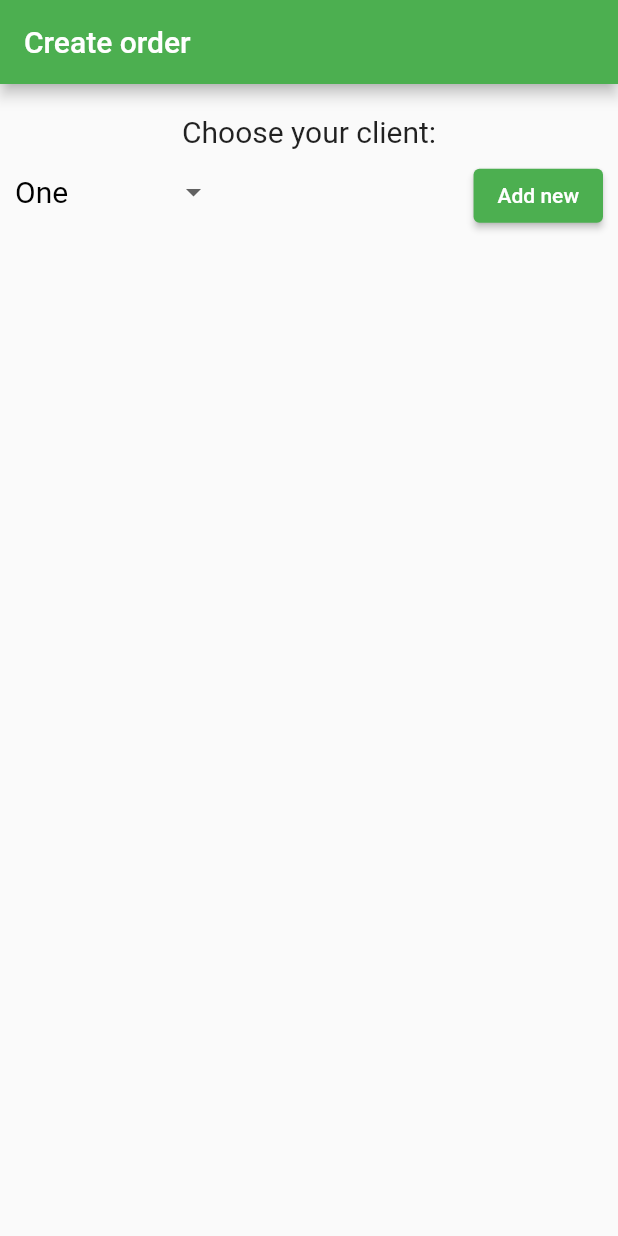
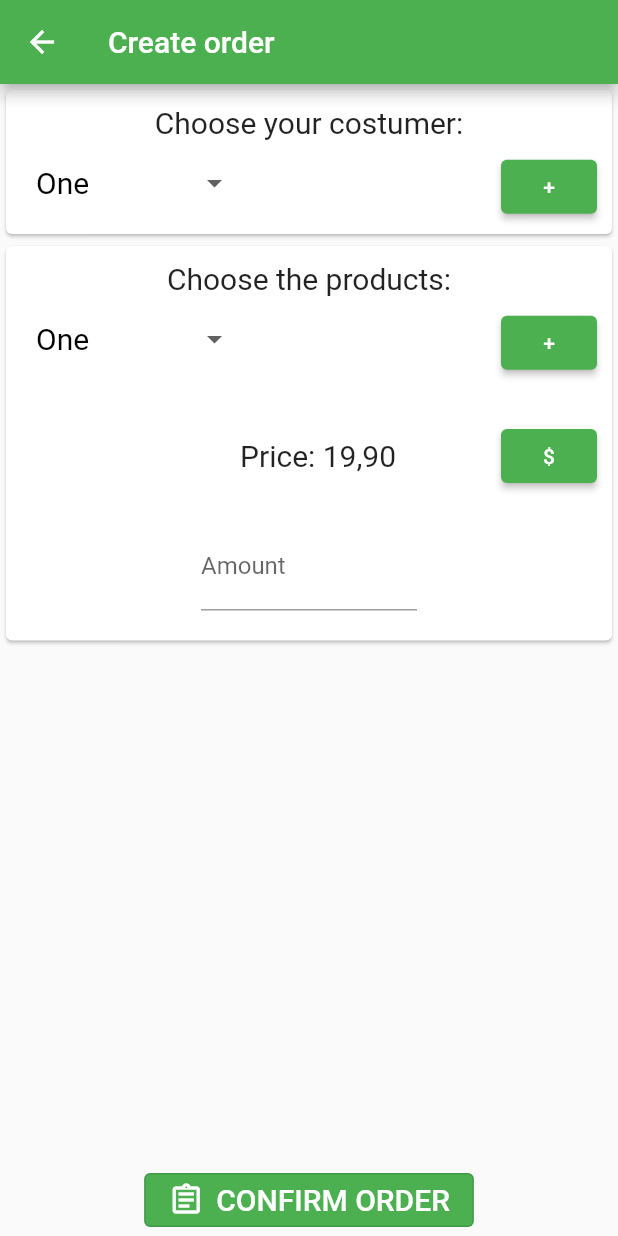
Before and after one commit to andrelake/order_flutter, a Flutter app: the OrderFormPage screen opened directly, on a phone screen of 412 x 824 dp. Run offline on Flutter 3.47's test engine with Material 2 defaults, Android fonts, the phone set to English and light mode, and no system bars.

Commit message:
Update FormPage layout, Navigators

```diff
--- a/lib/components/dropdown-client.component.dart
+++ b/lib/components/dropdown-generic.component.dart
@@ -1,11 +1,11 @@
 import 'package:flutter/material.dart';
 
-class DropDownClient extends StatefulWidget {
+class DropDownGeneric extends StatefulWidget {
   @override
-  _DropDownClientState createState() => _DropDownClientState();
+  _DropDownGenericState createState() => _DropDownGenericState();
 }
 
-class _DropDownClientState extends State<DropDownClient> {
+class _DropDownGenericState extends State<DropDownGeneric> {
   String dropdownValue = 'One';
 
   @override
--- a/lib/components/order.component.dart
+++ b/lib/components/order.component.dart
@@ -12,7 +12,7 @@ class OrderComponent extends StatelessWidget {
     return Card(
       child: ListTile(
         leading: Icon(Icons.assignment_outlined),
-        title: Text(order.orderId.toString() + ' - ' + order.client.name),
+        title: Text(order.orderId.toString() + ' - ' + order.costumer.name),
         subtitle: Text(order.total.toString()),
       ),
     );
--- a/lib/main.dart
+++ b/lib/main.dart
@@ -1,5 +1,6 @@
 import 'package:flutter/material.dart';
 import 'package:order_flutter/pages/orderForm.page.dart';
+import 'package:order_flutter/pages/orderList.page.dart';
 
 void main() {
   runApp(MyApp());
@@ -15,7 +16,7 @@ class MyApp extends StatelessWidget {
         visualDensity: VisualDensity.adaptivePlatformDensity,
       ),
       home: Scaffold(
-        body: OrderFormPage(),
+        body: OrderListPage(),
       )
     );
   }
--- a/lib/model/client.dart
+++ b/lib/model/costumer.dart
@@ -1,9 +1,9 @@
-class Client {
+class Costumer {
   final int id;
   final String name;
   final String email;
   final String phone;
 
-  const Client(this.id, this.name, this.email, this.phone);
+  const Costumer(this.id, this.name, this.email, this.phone);
 
 }
--- a/lib/model/order.dart
+++ b/lib/model/order.dart
@@ -1,11 +1,11 @@
-import 'package:order_flutter/model/client.dart';
+import 'package:order_flutter/model/costumer.dart';
 import 'package:order_flutter/model/orderItem.dart';
 import 'package:order_flutter/model/product.dart';
 
 class Order {
 
   final int orderId;
-  final Client client;
+  final Costumer costumer;
   final List<OrderItem> orderItemList = [
     OrderItem(1, Product(1, 'Bola', 50.0, 'un'), 2),
     OrderItem(2, Product(2, 'Tesoura', 12.0, 'un'), 1),
@@ -13,7 +13,7 @@ class Order {
   double total;
   final DateTime date = DateTime.now();
 
-  Order(this.orderId, this.client, this.total);
+  Order(this.orderId, this.costumer, this.total);
 
   double get totalOfOrder {
     total = orderItemList.map((item) => item.product.price * item.qty)
--- a/lib/pages/orderForm.page.dart
+++ b/lib/pages/orderForm.page.dart
@@ -1,5 +1,5 @@
 import 'package:flutter/material.dart';
-import 'package:order_flutter/components/dropdown-client.component.dart';
+import 'package:order_flutter/components/dropdown-generic.component.dart';
 
 class OrderFormPage extends StatelessWidget {
   @override
@@ -7,12 +7,26 @@ class OrderFormPage extends StatelessWidget {
     return Scaffold(
       appBar: AppBar(
         title: Text('Create order'),
+        automaticallyImplyLeading: true,
+        leading: IconButton(
+          icon: Icon(
+              Icons.arrow_back),
+            onPressed: () {
+              Navigator.pop(context);
+            },
+        ),
       ),
       body: Column(
         children: [
-          SizedBox(height: 20,),
+          Column(
+            children: [
+              Card(
+                child: Padding(
+                  padding: const EdgeInsets.fromLTRB(10, 10, 10, 0),
+                  child: Column(
+                    children: [
                       Text(
-              'Choose your client:',
+                        'Choose your costumer:',
                         style: TextStyle(
                             fontSize: 20
                         ),
@@ -20,15 +34,105 @@ class OrderFormPage extends StatelessWidget {
                       Row(
                           mainAxisAlignment: MainAxisAlignment.spaceBetween,
                           children: [
-              DropDownClient(),
+                            DropDownGeneric(),
+                            ElevatedButton(
+                              child: Text('+'),
+                              onPressed: (){},
+                            )
+                          ]
+                      ),
+                    ],
+                  ),
+                ),
+              ),
+              SizedBox(),
+              Card(
+                child: Padding(
+                  padding: const EdgeInsets.fromLTRB(10, 10, 10, 0),
+                  child: Column(
+                    children: [
+                      Text(
+                        'Choose the products:',
+                        style: TextStyle(
+                            fontSize: 20
+                        ),
+                      ),
+                      Row(
+                          mainAxisAlignment: MainAxisAlignment.spaceBetween,
+                          children: [
+                            DropDownGeneric(),
+                            ElevatedButton(
+                              child: Text('+'),
+                              onPressed: (){},
+                            )
+                          ]
+                      ),
+                      SizedBox(height: 20,),
+                      Row(
+                        mainAxisAlignment: MainAxisAlignment.end,
+                        children: [
+                          Text(
+                            'Price: 19,90',
+                            style: TextStyle(
+                                fontSize: 20
+                            ),
+                          ),
                           Padding(
-                  padding: const EdgeInsets.fromLTRB(0, 0, 10, 0),
+                            padding: const EdgeInsets.fromLTRB(70, 0, 0, 0),
                             child: ElevatedButton(
-                    child: Text('Add new'),
+                              child: Text('\$'),
                               onPressed: (){},
                             ),
                           )
-            ]
+                        ],
+                      ),
+                      SizedBox(height: 20,),
+                      Row(
+                        mainAxisAlignment: MainAxisAlignment.center,
+                        children: [
+                          Flexible(
+                              child: Container(
+                                margin: EdgeInsets.fromLTRB(120, 0, 120, 0),
+                                child: TextField(
+                                  decoration: InputDecoration(
+                                      labelText: 'Amount',
+                                      hintText: '123'
+                                  ),
+                                  keyboardType: TextInputType.number,
+                                ),
+                              )
+                          )
+                        ],
+                      ),
+                      SizedBox(height: 20,),
+                    ],
+                  ),
+                ),
+              ),
+            ],
+          ),
+
+          Expanded(
+              child: Align(
+                alignment: FractionalOffset.bottomCenter,
+                child: OutlinedButton.icon(
+                    label: Text(
+                      'CONFIRM ORDER',
+                      style: TextStyle(
+                          fontSize: 20,
+                          color: Colors.white
+                      ),
+                    ),
+                    style: OutlinedButton.styleFrom(
+                      backgroundColor: Colors.green,
+                    ),
+                    onPressed: () {},
+                    icon: Icon(
+                        Icons.assignment_outlined,
+                        color: Colors.white,
+                    ),
+                    ),
+              )
           )
         ],
       ),
--- a/lib/pages/orderList.page.dart
+++ b/lib/pages/orderList.page.dart
@@ -1,14 +1,15 @@
 import 'package:flutter/material.dart';
 import 'package:order_flutter/components/order.component.dart';
-import 'package:order_flutter/model/client.dart';
+import 'package:order_flutter/model/costumer.dart';
 import 'package:order_flutter/model/order.dart';
+import 'package:order_flutter/pages/orderForm.page.dart';
 
 
 class OrderListPage extends StatelessWidget {
 
   final List<Order> listOfOrders = [
-    Order(1, Client(1, 'Joao', 'joao@gmail.com', '1499999999'), 200.0),
-    Order(2, Client(2, 'Marco', 'marco@gmail.com', '1499999999'), 130.0),
+    Order(1, Costumer(1, 'Joao', 'joao@gmail.com', '1499999999'), 200.0),
+    Order(2, Costumer(2, 'Marco', 'marco@gmail.com', '1499999999'), 130.0),
   ];
 
   @override
@@ -25,7 +26,9 @@ class OrderListPage extends StatelessWidget {
         ),
       ),
       floatingActionButton: FloatingActionButton(
-        onPressed: () {  },
+        onPressed: () {
+          Navigator.push(context,MaterialPageRoute(builder: (context) => OrderFormPage()),);
+        },
         child: Icon(Icons.add),
       ),
     );
```
Lines whose indentation alone changed are shown as unchanged.
